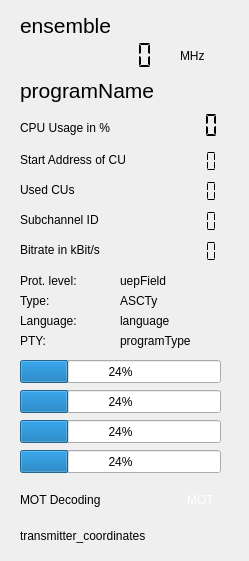
First picture: the form in forms/technical_data.ui, repository JvanKatwijk/qt-dab, before the edit.
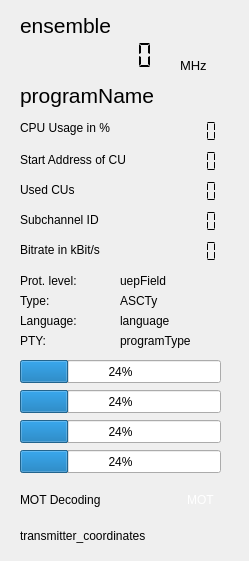
Second picture: the form after the edit.

```diff
--- a/forms/technical_data.ui
+++ b/forms/technical_data.ui
@@ -266,11 +266,16 @@
    <property name="geometry">
     <rect>
      <x>180</x>
-     <y>40</y>
+     <y>50</y>
      <width>41</width>
      <height>31</height>
     </rect>
    </property>
+   <property name="font">
+    <font>
+     <pointsize>10</pointsize>
+    </font>
+   </property>
    <property name="toolTip">
     <string>&lt;html&gt;&lt;head/&gt;&lt;body&gt;&lt;p&gt;Frequency in MHz&lt;/p&gt;&lt;p&gt;Only shown when the input is not a pre-recorded file.&lt;/p&gt;&lt;/body&gt;&lt;/html&gt;</string>
    </property>
@@ -355,29 +360,13 @@
     <string>CPU Usage in %</string>
    </property>
   </widget>
-  <widget class="QLCDNumber" name="cpuMonitor">
-   <property name="geometry">
-    <rect>
-     <x>150</x>
-     <y>110</y>
-     <width>71</width>
-     <height>31</height>
-    </rect>
-   </property>
-   <property name="frameShape">
-    <enum>QFrame::NoFrame</enum>
-   </property>
-   <property name="segmentStyle">
-    <enum>QLCDNumber::Flat</enum>
-   </property>
-  </widget>
   <widget class="QLabel" name="programName">
    <property name="geometry">
     <rect>
      <x>20</x>
-     <y>70</y>
+     <y>80</y>
      <width>201</width>
-     <height>41</height>
+     <height>31</height>
     </rect>
    </property>
    <property name="font">
@@ -498,6 +487,22 @@
     <string>PTY:</string>
    </property>
   </widget>
+  <widget class="QLCDNumber" name="cpuMonitor">
+   <property name="geometry">
+    <rect>
+     <x>160</x>
+     <y>120</y>
+     <width>64</width>
+     <height>23</height>
+    </rect>
+   </property>
+   <property name="frameShape">
+    <enum>QFrame::NoFrame</enum>
+   </property>
+   <property name="segmentStyle">
+    <enum>QLCDNumber::Flat</enum>
+   </property>
+  </widget>
  </widget>
  <resources/>
  <connections/>
```
